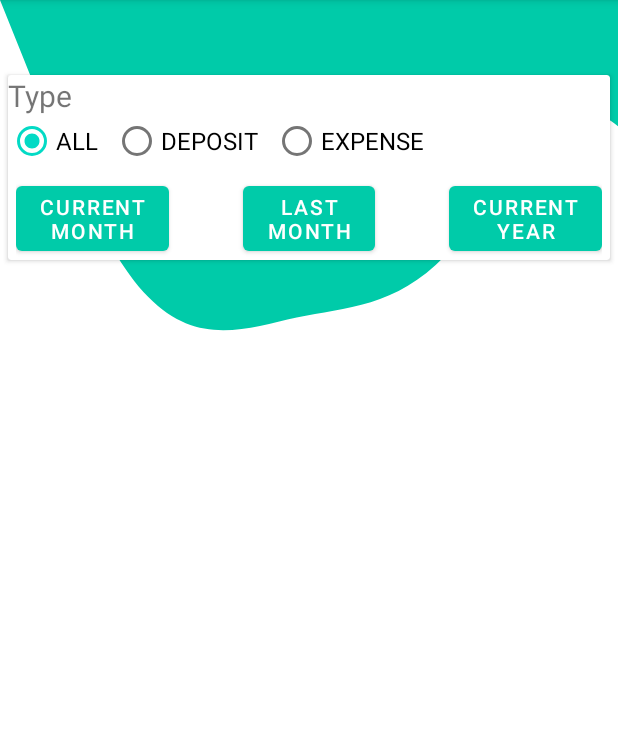
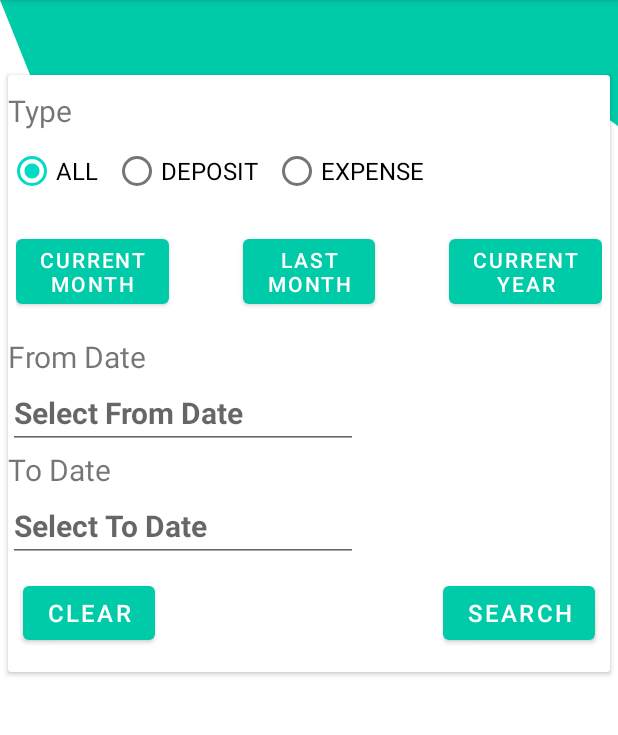
Before and after one commit to Tapan712/Tracker, an Android app: the ViewFormActivity screen opened directly, with no data from a screen before it, on a phone screen of 412 x 824 dp, the part 84-819 px from its top. Run offline under Robolectric (Android 15) with nearby library versions, the phone set to English and light mode, and no system bars.

Commit message:
DatePiker Added in util

```diff
--- a/app/src/main/java/com/example/tracker/ViewFormActivity.java
+++ b/app/src/main/java/com/example/tracker/ViewFormActivity.java
@@ -2,13 +2,43 @@ package com.example.tracker;
 
 import androidx.appcompat.app.AppCompatActivity;
 
+import android.content.Context;
 import android.os.Bundle;
+import android.view.View;
+import android.widget.Button;
+import android.widget.EditText;
+
+import com.example.tracker.util.MyEditTextDatePicker;
 
 public class ViewFormActivity extends AppCompatActivity {
-
+    final Context context = this;
     @Override
     protected void onCreate(Bundle savedInstanceState) {
         super.onCreate(savedInstanceState);
         setContentView(R.layout.activity_view_form);
+        EditText txtFromDate = findViewById(R.id.txtDate);
+        txtFromDate.setOnClickListener(new View.OnClickListener() {
+            @Override
+            public void onClick(View view) {
+                MyEditTextDatePicker datePicker = new MyEditTextDatePicker(context, R.id.txtDate);
+                datePicker.onClick(view);
+            }
+        });
+        EditText txtToDate = findViewById(R.id.txtToDate);
+        txtToDate.setOnClickListener(new View.OnClickListener() {
+            @Override
+            public void onClick(View view) {
+                MyEditTextDatePicker datePicker = new MyEditTextDatePicker(context, R.id.txtToDate);
+                datePicker.onClick(view);
+            }
+        });
+        Button clrBtn = findViewById(R.id.btn_clear);
+        clrBtn.setOnClickListener(new View.OnClickListener() {
+            @Override
+            public void onClick(View view) {
+                txtFromDate.getText().clear();
+                txtToDate.getText().clear();
+            }
+        });
     }
 }
--- /dev/null
+++ b/app/src/main/java/com/example/tracker/util/MyEditTextDatePicker.java
@@ -0,0 +1,54 @@
+package com.example.tracker.util;
+
+import android.app.Activity;
+import android.app.DatePickerDialog;
+import android.content.Context;
+import android.view.View;
+import android.widget.DatePicker;
+import android.widget.EditText;
+
+import java.util.Calendar;
+import java.util.TimeZone;
+
+public class MyEditTextDatePicker  implements View.OnClickListener, DatePickerDialog.OnDateSetListener {
+    EditText _editText;
+    private int _day;
+    private int _month;
+    private int _year;
+    private Context _context;
+
+    public MyEditTextDatePicker(Context context, int editTextViewID)
+    {
+        Activity act = (Activity)context;
+        this._editText = (EditText)act.findViewById(editTextViewID);
+        this._editText.setOnClickListener(this);
+        this._context = context;
+    }
+
+    @Override
+    public void onDateSet(DatePicker view, int year, int monthOfYear, int dayOfMonth) {
+        _year = year;
+        _month = monthOfYear;
+        _day = dayOfMonth;
+        updateDisplay();
+    }
+    @Override
+    public void onClick(View v) {
+        Calendar calendar = Calendar.getInstance(TimeZone.getDefault());
+
+        DatePickerDialog dialog = new DatePickerDialog(_context, this,
+                calendar.get(Calendar.YEAR), calendar.get(Calendar.MONTH),
+                calendar.get(Calendar.DAY_OF_MONTH));
+        dialog.getDatePicker().setMaxDate(System.currentTimeMillis());
+        dialog.show();
+
+    }
+
+    // updates the date in the date EditText
+    private void updateDisplay() {
+
+        _editText.setText(new StringBuilder()
+                // Month is 0 based so add 1
+                .append(_day).append("/").append(_month + 1).append("/").append(_year).append(" "));
+    }
+}
--- a/app/src/main/res/layout/activity_view_form.xml
+++ b/app/src/main/res/layout/activity_view_form.xml
@@ -35,14 +35,15 @@
                         android:layout_height="wrap_content"
                         android:layout_alignParentTop="true"
                         android:text="@string/lbl_type"
-                        android:textSize="20sp" />
+                        android:textSize="20sp"
+                        android:layout_marginTop="10dp"/>
 
                     <RadioGroup
                         android:layout_width="match_parent"
                         android:layout_height="match_parent"
                         android:layout_alignParentBottom="true"
                         android:layout_marginStart="0dp"
-                        android:layout_marginTop="20dp"
+                        android:layout_marginTop="40dp"
                         android:layout_marginEnd="0dp"
                         android:orientation="horizontal"
                         android:checkedButton="@id/radio_all">
@@ -71,25 +72,13 @@
                 </RelativeLayout>
 
                 <RelativeLayout
-                    android:id="@+id/relativeLayout"
-                    android:layout_width="match_parent"
-                    android:layout_height="wrap_content"
-                    app:layout_constraintBottom_toTopOf="parent"
-                    app:layout_constraintEnd_toEndOf="parent"
-                    app:layout_constraintStart_toStartOf="parent"
-                    app:layout_constraintTop_toTopOf="parent"
-                    app:layout_constraintVertical_chainStyle="packed">
-
-                </RelativeLayout>
-
-                <RelativeLayout
                     android:id="@+id/relativeLayout2"
                     android:layout_width="match_parent"
                     android:layout_height="wrap_content"
                     android:layout_gravity="center_horizontal"
                     android:layout_marginStart="5dp"
                     android:layout_marginEnd="5dp"
-                    app:layout_constraintBottom_toBottomOf="parent"
+                    android:layout_marginTop="15dp"
                     app:layout_constraintEnd_toEndOf="parent"
                     app:layout_constraintStart_toStartOf="parent"
                     app:layout_constraintTop_toBottomOf="@+id/relativeLayout3">
@@ -115,6 +104,82 @@
                         android:layout_alignParentEnd="true"
                         android:text="@string/btn_current_year" />
                 </RelativeLayout>
+
+                <TextView
+                    android:id="@+id/lbl_fDate"
+                    android:layout_width="wrap_content"
+                    android:layout_height="wrap_content"
+                    android:text="@string/lbl_from"
+                    android:textSize="20sp"
+                    android:layout_marginTop="15dp"
+                    app:layout_constraintStart_toStartOf="parent"
+                    app:layout_constraintTop_toBottomOf="@id/relativeLayout2" />
+
+                <EditText
+                    android:id="@+id/txtDate"
+                    android:layout_width="wrap_content"
+                    android:layout_height="48dp"
+                    android:ems="10"
+                    android:focusable="false"
+                    android:hint="@string/h_fDate"
+                    android:inputType="textPersonName"
+                    android:textSize="20sp"
+                    android:textStyle="bold"
+                    app:layout_constraintStart_toStartOf="parent"
+                    app:layout_constraintTop_toBottomOf="@id/lbl_fDate" />
+
+                <TextView
+                    android:id="@+id/lbl_To_Date"
+                    android:layout_width="wrap_content"
+                    android:layout_height="wrap_content"
+                    android:text="@string/lbl_to"
+                    android:textSize="20sp"
+                    app:layout_constraintStart_toStartOf="parent"
+                    app:layout_constraintTop_toBottomOf="@id/txtDate" />
+
+                <EditText
+                    android:id="@+id/txtToDate"
+                    android:layout_width="wrap_content"
+                    android:layout_height="48dp"
+                    android:ems="10"
+                    android:focusable="false"
+                    android:hint="@string/h_toDate"
+                    android:inputType="textPersonName"
+                    android:textSize="20sp"
+                    android:textStyle="bold"
+                    app:layout_constraintStart_toStartOf="parent"
+                    app:layout_constraintTop_toBottomOf="@id/lbl_To_Date" />
+
+                <RelativeLayout
+                    android:id="@+id/relativeLayout"
+                    android:layout_width="match_parent"
+                    android:layout_height="wrap_content"
+                    android:layout_marginTop="10dp"
+                    android:layout_marginBottom="15dp"
+                    app:layout_constraintBottom_toBottomOf="parent"
+                    app:layout_constraintEnd_toEndOf="parent"
+                    app:layout_constraintStart_toStartOf="parent"
+                    app:layout_constraintTop_toBottomOf="@id/txtToDate"
+                    app:layout_constraintVertical_chainStyle="packed">
+
+                    <Button
+                        android:layout_width="wrap_content"
+                        android:layout_height="wrap_content"
+                        android:layout_alignParentEnd="true"
+                        android:layout_marginEnd="10dp"
+                        android:text="@string/lbl_search"
+                        android:textSize="16sp" />
+
+                    <Button
+                        android:id="@+id/btn_clear"
+                        android:layout_width="wrap_content"
+                        android:layout_height="wrap_content"
+                        android:layout_alignParentStart="true"
+                        android:layout_marginStart="10dp"
+                        android:text="@string/lbl_clear"
+                        android:textSize="16sp" />
+
+                </RelativeLayout>
             </androidx.constraintlayout.widget.ConstraintLayout>
         </androidx.cardview.widget.CardView>
     </ScrollView>
--- a/app/src/main/res/values/strings.xml
+++ b/app/src/main/res/values/strings.xml
@@ -14,8 +14,15 @@
     <string name="lbl_value">0</string>
     <string name="lbl_view_txn">View Transaction</string>
     <string name="lbl_mng_txn">Manage Transaction</string>
+    <string name="lbl_from">From Date</string>
+    <string name="lbl_to">To Date</string>
+    <string name="lbl_search">Search</string>
+    <string name="lbl_clear">Clear</string>
 <!--    buttons-->
     <string name="btn_current_mth">Current\nmonth</string>
     <string name="btn_last_mth">Last\nmonth</string>
     <string name="btn_current_year">Current\nyear</string>
+<!--    hints-->
+    <string name="h_fDate">Select From Date</string>
+    <string name="h_toDate">Select To Date</string>
 </resources>
```
